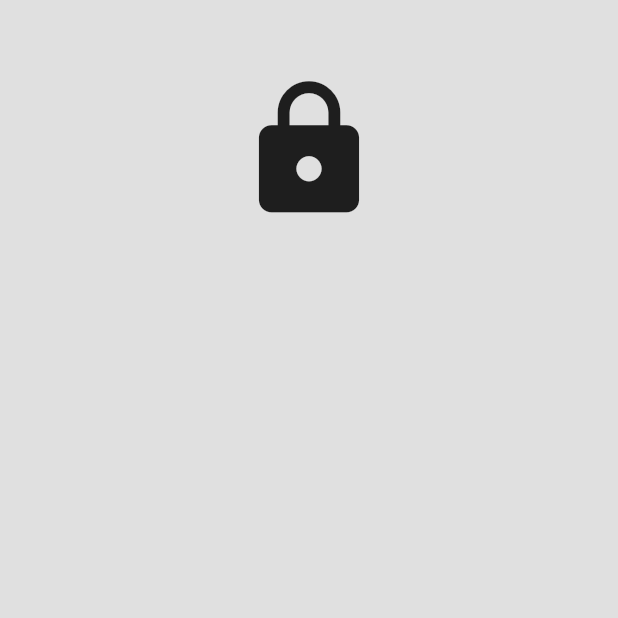
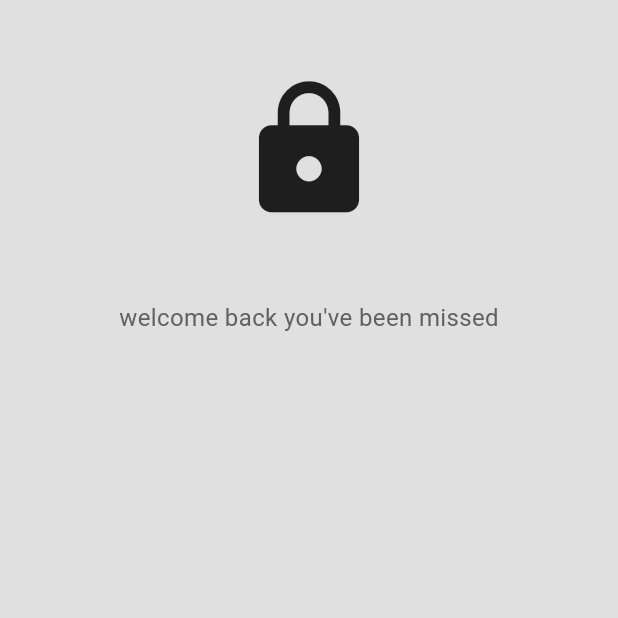
Before and after one commit to Darrylwin/goole_sign, a Flutter app: the screen it shows after launch, on a phone screen of 412 x 824 dp, the top half of it. Run offline on Flutter 3.47's test engine with Material 3 defaults, Android fonts, the phone set to English and light mode, and no system bars.

Commit message:
texte de bienvenue

```diff
--- a/lib/pages/login_page.dart
+++ b/lib/pages/login_page.dart
@@ -7,25 +7,34 @@ class LoginPage extends StatelessWidget {
   Widget build(BuildContext context) {
     return Scaffold(
       backgroundColor: Colors.grey[300],
-      body: SafeArea(
+      body:  SafeArea(
         child: Column(
           children: [
-            SizedBox(
+            const SizedBox(
               height: 50,
             ),
             // logo
-            Center(
+            const Center(
               child: Icon(
                 Icons.lock,
                 size: 100,
               ),
             ),
 
-            SizedBox(
+            const SizedBox(
               height: 50,
             ),
 
             // welcome back you have been missed
+            Text(
+              "welcome back you've been missed",
+              style: TextStyle(color: Colors.grey[700],
+              fontSize: 16),
+            ),
+
+            const SizedBox(
+              height: 25,
+            ),
 
             // username textfiled
 
```
